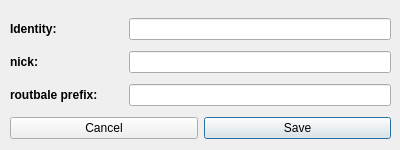
Above: src/setting-dialog.ui from named-data/ChronoChat before the change. Below: the same form after it.
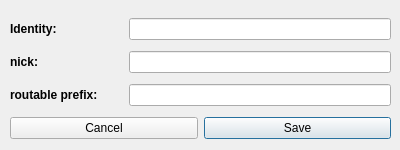
That is the form after the change.

Commit message: setting-dialog: fix typo

Diff of the .ui file:
```diff
--- a/src/setting-dialog.ui
+++ b/src/setting-dialog.ui
@@ -74,7 +74,7 @@
          </font>
         </property>
         <property name="text">
-         <string>routbale prefix:</string>
+         <string>routable prefix:</string>
         </property>
        </widget>
       </item>
```
